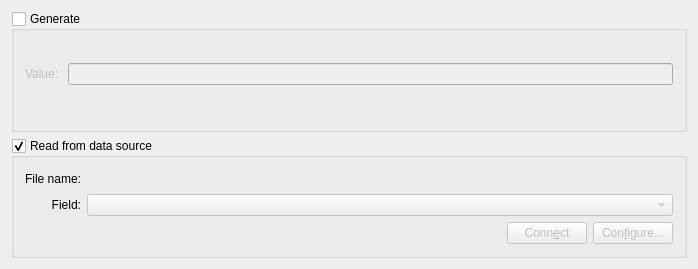
The window that src/libkstapp/stringtab.ui (Kst-plot/kst) describes before a commit, drawn with Qt 5.
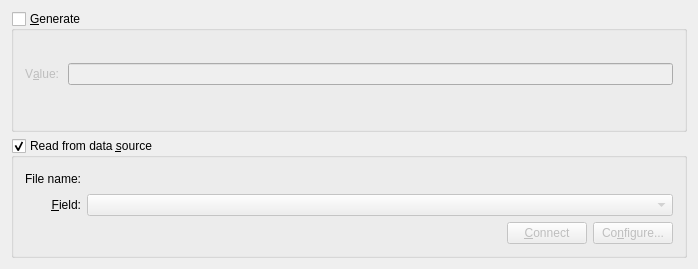
The same window after the commit. Custom widgets are drawn as their Qt base class.

```diff
--- a/src/libkstapp/stringtab.ui
+++ b/src/libkstapp/stringtab.ui
@@ -13,7 +13,7 @@
    <item row="1" column="0" colspan="2" >
     <widget class="QGroupBox" name="_dataStringGroup" >
      <property name="title" >
-      <string>Read from data source</string>
+      <string>Read from data &amp;source</string>
      </property>
      <property name="checkable" >
       <bool>true</bool>
@@ -44,7 +44,7 @@
       <item row="1" column="0" >
        <widget class="QLabel" name="label_5" >
         <property name="text" >
-         <string>Field:</string>
+         <string>&amp;Field:</string>
         </property>
         <property name="alignment" >
          <set>Qt::AlignRight|Qt::AlignTrailing|Qt::AlignVCenter</set>
@@ -52,6 +52,9 @@
         <property name="wordWrap" >
          <bool>false</bool>
         </property>
+        <property name="buddy" >
+         <cstring>_field</cstring>
+        </property>
        </widget>
       </item>
       <item row="1" column="1" >
@@ -88,7 +91,7 @@
            <bool>false</bool>
           </property>
           <property name="text" >
-           <string>Conn&amp;ect</string>
+           <string>&amp;Connect</string>
           </property>
          </widget>
         </item>
@@ -98,7 +101,7 @@
            <bool>false</bool>
           </property>
           <property name="text" >
-           <string>Con&amp;figure...</string>
+           <string>Co&amp;nfigure...</string>
           </property>
          </widget>
         </item>
@@ -110,7 +113,7 @@
    <item row="0" column="0" colspan="2" >
     <widget class="QGroupBox" name="_generatedStringGroup" >
      <property name="title" >
-      <string>Generate</string>
+      <string>&amp;Generate</string>
      </property>
      <property name="checkable" >
       <bool>true</bool>
@@ -139,11 +142,14 @@
            </sizepolicy>
           </property>
           <property name="text" >
-           <string>Value: </string>
+           <string>V&amp;alue: </string>
           </property>
           <property name="wordWrap" >
            <bool>false</bool>
           </property>
+          <property name="buddy" >
+           <cstring>_stringValue</cstring>
+          </property>
          </widget>
         </item>
         <item>
@@ -164,8 +170,8 @@
  <pixmapfunction>qPixmapFromMimeSource</pixmapfunction>
  <customwidgets>
   <customwidget>
-    <class>Kst::DataSourceSelector</class>
-    <extends>QWidget</extends>
+   <class>Kst::DataSourceSelector</class>
+   <extends>QWidget</extends>
    <header>datasourceselector.h</header>
   </customwidget>
   <customwidget>
```
